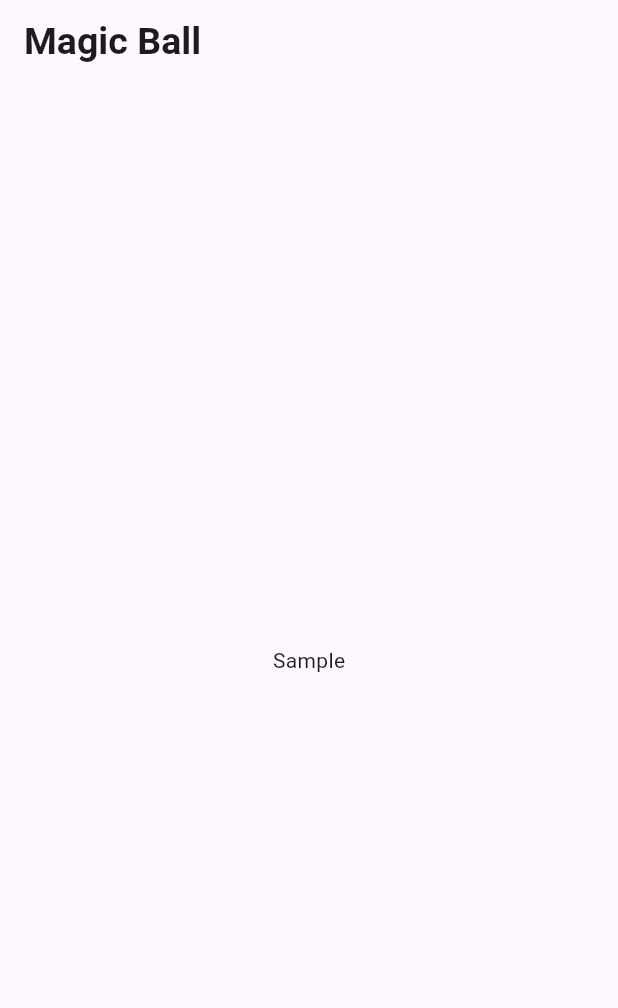
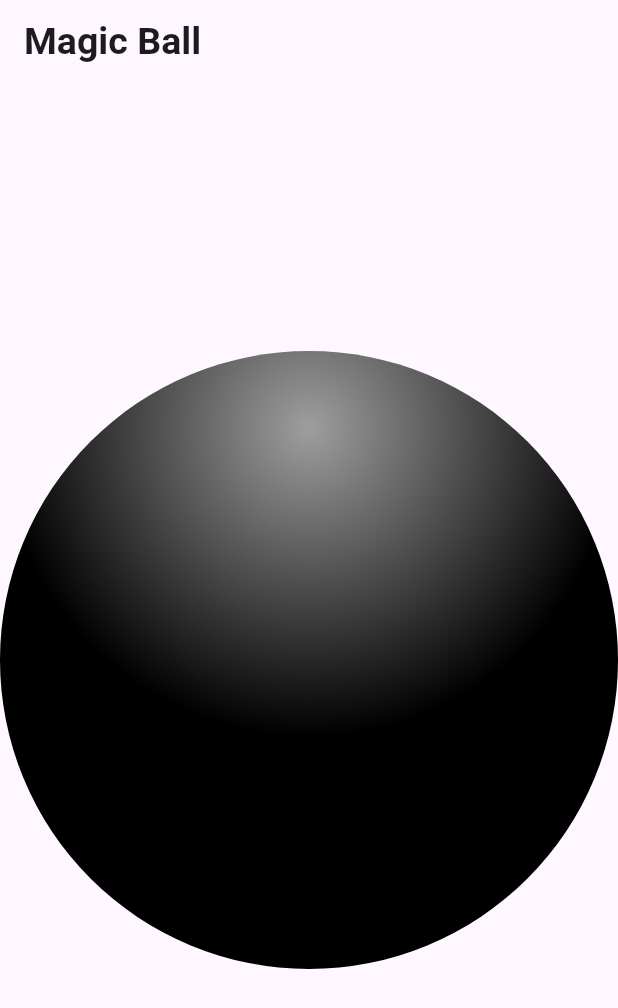
Before and after one commit to habeeb321/Magic-Ball, a Flutter app: the screen it shows after launch, on a phone screen of 412 x 824 dp. Shown: the top 1008 px of the screen. Run offline on Flutter 3.47's test engine with Material 2 defaults, Android fonts, the phone set to English and light mode, and no system bars; our stand-ins replace get.

Commit message:
ball get into bigger in size

```diff
--- a/lib/view/home_screen.dart
+++ b/lib/view/home_screen.dart
@@ -2,6 +2,7 @@ import 'package:flutter/material.dart';
 import 'package:get/get_state_manager/get_state_manager.dart';
 import 'package:get/instance_manager.dart';
 import 'package:magic_ball/controller/ball_controller.dart';
+import 'package:magic_ball/view/widgets/magic_8_ball.dart';
 
 class HomeScreen extends GetView<BallController> {
   const HomeScreen({super.key});
@@ -17,13 +18,11 @@ class HomeScreen extends GetView<BallController> {
         ),
       ),
       body: const SafeArea(
-        child: Column(
-          mainAxisAlignment: MainAxisAlignment.center,
-          children: [
-            Center(
-              child: Text('Sample'),
-            ),
-          ],
+        child: Center(
+          child: Column(
+            mainAxisAlignment: MainAxisAlignment.center,
+            children: [Magic8Ball()],
+          ),
         ),
       ),
     );
--- /dev/null
+++ b/lib/view/widgets/magic_8_ball.dart
@@ -0,0 +1,19 @@
+import 'package:flutter/material.dart';
+import 'package:get/get_state_manager/get_state_manager.dart';
+import 'package:get/instance_manager.dart';
+import 'package:magic_ball/controller/ball_controller.dart';
+import 'package:magic_ball/view/widgets/magic_bal.dart';
+
+class Magic8Ball extends GetView<BallController> {
+  const Magic8Ball({super.key});
+
+  static const lightSource = Offset(0, -0.75);
+
+  @override
+  Widget build(BuildContext context) {
+    Get.lazyPut(() => BallController());
+    final size = Size.square(MediaQuery.of(context).size.shortestSide);
+    return SphereOfDestiny(
+        lightSource: lightSource, diameter: size.shortestSide);
+  }
+}
--- /dev/null
+++ b/lib/view/widgets/magic_bal.dart
@@ -0,0 +1,21 @@
+import 'package:flutter/material.dart';
+
+class SphereOfDestiny extends StatelessWidget {
+  const SphereOfDestiny({Key? key, required this.diameter, required Offset lightSource}) : super(key: key);
+
+  final double diameter;
+
+  @override
+  Widget build(BuildContext context) {
+    return Container(
+      width: diameter,
+      height: diameter,
+      decoration: const BoxDecoration(
+          gradient: RadialGradient(
+            center: Alignment(0, -0.75),
+            colors: [Colors.grey, Colors.black],
+          ),
+          shape: BoxShape.circle),
+    );
+  }
+}
```
